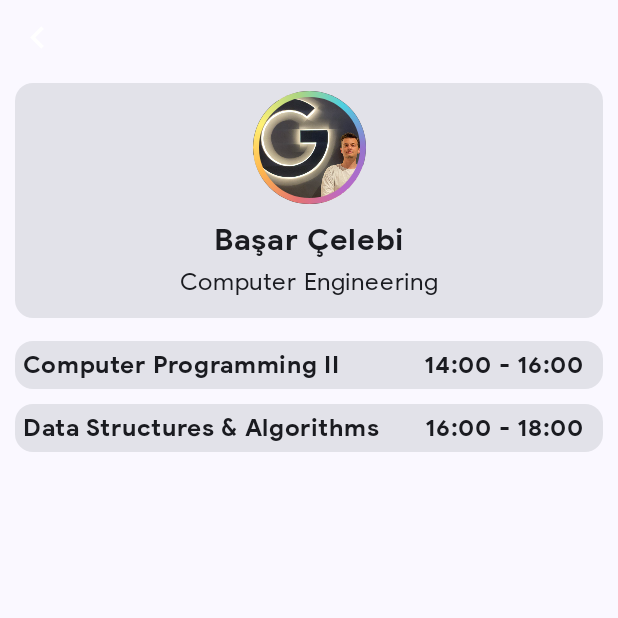
After one commit to celebibasar/Kadir_Has_University_Mobile_App, an Android app built with Jetpack Compose: the composable ProfileScreen shown on its own in the app's theme, on a phone screen of 412 x 824 dp, the top half of it. The commit adds this screen. Run offline under Robolectric (Android 15) with nearby library versions, the phone set to English and light mode, and no system bars; our stand-ins replace accompanist; network calls fail.

Commit message:
New updates about Profile Page.

```diff
--- a/app/src/main/java/com/basarcelebi/khas_app/KhasScreen.kt
+++ b/app/src/main/java/com/basarcelebi/khas_app/KhasScreen.kt
@@ -15,6 +15,7 @@ import androidx.compose.runtime.Composable
 import androidx.compose.runtime.getValue
 import androidx.compose.ui.Modifier
 import androidx.compose.ui.res.stringResource
+import androidx.navigation.NavController
 import androidx.navigation.NavHostController
 import androidx.navigation.NavType
 import androidx.navigation.compose.NavHost
@@ -23,6 +24,7 @@ import androidx.navigation.compose.currentBackStackEntryAsState
 import androidx.navigation.compose.rememberNavController
 import androidx.navigation.navArgument
 import com.basarcelebi.khas_app.screens.MainScreen
+import com.basarcelebi.khas_app.screens.ProfileScreen
 import com.basarcelebi.khas_app.screens.WeatherScreen
 
 
@@ -104,7 +106,8 @@ fun KhasApp(context: Context) {
                 country = it.arguments?.getString("country") ?:"Türkiye"
             )
         }
-        composable(route = KhasScreen.SideDish.name) {
+        composable(route = "profile") {
+            ProfileScreen(navController = navController)
         }
         composable(route = KhasScreen.Checkout.name) {
         }
--- /dev/null
+++ b/app/src/main/java/com/basarcelebi/khas_app/data/SemesterGradeData.kt
@@ -0,0 +1,6 @@
+package com.basarcelebi.khas_app.data
+
+data class SemesterGradeData(
+    val semester: Int,
+    val averageGrade: Float
+)
--- /dev/null
+++ b/app/src/main/java/com/basarcelebi/khas_app/screens/ProfileScreen.kt
@@ -0,0 +1,169 @@
+package com.basarcelebi.khas_app.screens
+
+import androidx.compose.animation.expandIn
+import androidx.compose.foundation.BorderStroke
+import androidx.compose.foundation.Image
+import androidx.compose.foundation.background
+import androidx.compose.foundation.border
+import androidx.compose.foundation.clickable
+import androidx.compose.foundation.layout.Arrangement
+import androidx.compose.foundation.layout.Box
+import androidx.compose.foundation.layout.Column
+import androidx.compose.foundation.layout.Row
+import androidx.compose.foundation.layout.Spacer
+import androidx.compose.foundation.layout.fillMaxSize
+import androidx.compose.foundation.layout.fillMaxWidth
+import androidx.compose.foundation.layout.height
+import androidx.compose.foundation.layout.padding
+import androidx.compose.foundation.layout.safeContentPadding
+import androidx.compose.foundation.layout.size
+import androidx.compose.foundation.lazy.LazyColumn
+import androidx.compose.foundation.shape.CircleShape
+import androidx.compose.foundation.shape.RoundedCornerShape
+import androidx.compose.material.icons.Icons
+import androidx.compose.material.icons.filled.KeyboardArrowLeft
+import androidx.compose.material3.Card
+import androidx.compose.material3.Icon
+import androidx.compose.material3.Text
+import androidx.compose.runtime.Composable
+import androidx.compose.runtime.remember
+import androidx.compose.ui.Alignment
+import androidx.compose.ui.Modifier
+import androidx.compose.ui.draw.clip
+import androidx.compose.ui.graphics.Brush
+import androidx.compose.ui.graphics.Color
+import androidx.compose.ui.res.painterResource
+import androidx.compose.ui.text.font.FontWeight
+import androidx.compose.ui.tooling.preview.Preview
+import androidx.compose.ui.unit.dp
+import androidx.compose.ui.unit.sp
+import androidx.navigation.NavController
+import androidx.navigation.compose.rememberNavController
+import com.basarcelebi.khas_app.R
+import com.basarcelebi.khas_app.data.SemesterGradeData
+import com.basarcelebi.khas_app.data.SubjectData
+import com.basarcelebi.khas_app.ui.theme.googledisplay
+import com.basarcelebi.khas_app.ui.theme.googlesans
+import com.basarcelebi.khas_app.ui.theme.googlesansbold
+
+@Composable
+fun ProfileScreen(navController: NavController = rememberNavController()) {
+    Column(modifier = Modifier
+        .fillMaxWidth()
+        .padding(10.dp)) {
+        Icon(
+            imageVector = Icons.Default.KeyboardArrowLeft,
+            modifier = Modifier
+                .size(30.dp)
+                .clickable {
+                    navController.popBackStack()
+                },
+            tint = Color.White,
+            contentDescription = null
+        )
+        Spacer(modifier = Modifier.height(15.dp))
+        Card(modifier = Modifier.fillMaxWidth()) {
+
+
+                Row(modifier = Modifier
+                    .clip(RoundedCornerShape(10.dp))
+                    .padding(5.dp)
+
+                    .align(Alignment.CenterHorizontally)
+                ) {
+                    val rainbowColorsBrush = remember {
+                        Brush.sweepGradient(
+                            listOf(
+                                Color(0xFF9575CD),
+                                Color(0xFFBA68C8),
+                                Color(0xFFE57373),
+                                Color(0xFFFFB74D),
+                                Color(0xFFFFF176),
+                                Color(0xFFAED581),
+                                Color(0xFF4DD0E1),
+                                Color(0xFF9575CD)
+                            )
+                        )
+                    }
+                    val borderWidth = 4.dp
+                    Image(painter = painterResource(id = R.drawable.basar_celebi), contentDescription = null, modifier = Modifier
+                        .clip(
+                            CircleShape
+                        )
+                        .size(75.dp)
+                        .border(
+                            BorderStroke(borderWidth, rainbowColorsBrush),
+                            CircleShape
+                        )
+                        .clickable { })
+                }
+                Column(modifier = Modifier
+                    .padding(top = 6.dp)
+                    .fillMaxWidth(), horizontalAlignment = Alignment.CenterHorizontally) {
+                    Text(text = "Başar Çelebi", fontSize = 20.sp, fontFamily = googlesansbold)
+                    Spacer(modifier = Modifier.height(3.dp))
+                    Text(text = "Computer Engineering", fontSize = 16.sp, fontFamily = googlesans)
+                    Spacer(modifier = Modifier.height(12.dp))
+
+
+
+                }
+
+        }
+        Spacer(modifier = Modifier.height(15.dp))
+        val lazyItems = SubjectData.SubjectDatas()
+        LazyColumn(modifier = Modifier.fillMaxWidth(),verticalArrangement = Arrangement.spacedBy(10.dp)){
+            items(SubjectData.SubjectDatas().size){ index ->
+                SubjectData.SubjectDatas()
+                Card(modifier = Modifier
+                    .fillMaxWidth()
+                    .height(32.dp)
+
+
+                ) {
+
+                    Row(modifier = Modifier.fillMaxSize(), verticalAlignment = Alignment.CenterVertically, horizontalArrangement = Arrangement.SpaceBetween) {
+
+                        Column {
+                            Row(
+                                modifier = Modifier.padding(start = 5.dp),
+                                verticalAlignment = Alignment.CenterVertically,
+                                horizontalArrangement = Arrangement.Center
+                            ) {
+                                val subjectName = lazyItems[index].subjectName
+                                Text(text = "$subjectName", fontFamily = googlesansbold)
+                            }
+
+                        }
+                        Column(modifier = Modifier.padding(end = 12.dp)) {
+                            Row(
+                                modifier = Modifier.padding(start = 5.dp),
+                                verticalAlignment = Alignment.CenterVertically,
+                                horizontalArrangement = Arrangement.Center
+                            ) {
+                                val subjectTime = lazyItems[index].time
+                                Text(text = "$subjectTime", fontFamily = googlesansbold)
+                            }
+
+                        }
+
+                    }
+
+                }
+
+
+            }
+
+
+        }
+    }
+}
+
+
+
+@Preview
+@Composable
+fun ProfileScreenPreview() {
+    ProfileScreen()
+
+}
--- /dev/null
+++ b/app/src/main/java/com/basarcelebi/khas_app/screens/ProfileViewModel.kt
@@ -0,0 +1,4 @@
+package com.basarcelebi.khas_app.screens
+
+class ProfileViewModel {
+}
```
Also changed, not shown: app/src/main/java/com/basarcelebi/khas_app/data/ProfileData.kt (added, +32 -0 lines), app/src/main/java/com/basarcelebi/khas_app/model/ProfileOptions.kt (added, +10 -0 lines), app/src/main/java/com/basarcelebi/khas_app/screens/MainScreen.kt (+15 -26 lines), app/src/main/java/com/basarcelebi/khas_app/screens/WeatherScreen.kt (+5 -3 lines), app/src/main/java/com/basarcelebi/khas_app/ui/theme/Type.kt (+15 -0 lines), app/src/main/res/font/google_sans.ttf (added), app/src/main/res/font/google_sans_bold.ttf (added), app/src/main/res/font/google_sans_display.ttf (added).
